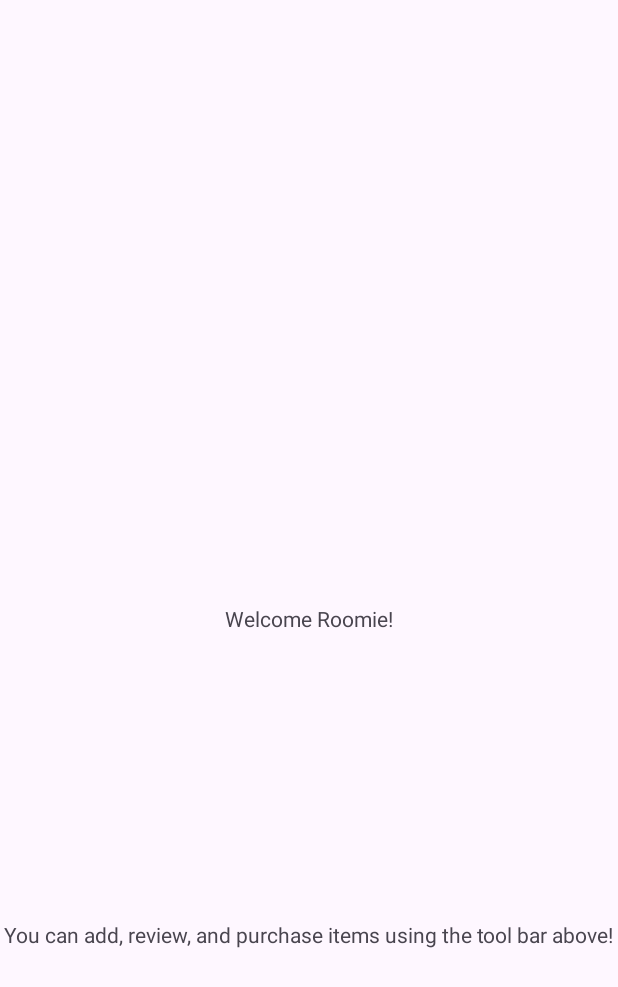
After one commit to joshbodunrin/RoomateShopping, an Android app: the fragment HomeScreenFragment shown on its own in the app's theme, on a phone screen of 412 x 824 dp. The commit adds this screen. Shown: the top 987 px of the screen. Run offline under Robolectric (Android 15) with nearby library versions, the phone set to English and light mode, and no system bars.

Commit message:
Worked on displaying items. ran into issues with adapting jobleads code. Also began adding a homescreen fragment.

```diff
--- /dev/null
+++ b/app/src/main/java/edu/uga/cs/roomateshopping/HomeScreenFragment.java
@@ -0,0 +1,64 @@
+package edu.uga.cs.roomateshopping;
+
+import android.os.Bundle;
+
+import androidx.fragment.app.Fragment;
+
+import android.view.LayoutInflater;
+import android.view.View;
+import android.view.ViewGroup;
+
+/**
+ * A simple {@link Fragment} subclass.
+ * Use the {@link HomeScreenFragment#newInstance} factory method to
+ * create an instance of this fragment.
+ */
+public class HomeScreenFragment extends Fragment {
+
+    // TODO: Rename parameter arguments, choose names that match
+    // the fragment initialization parameters, e.g. ARG_ITEM_NUMBER
+    private static final String ARG_PARAM1 = "param1";
+    private static final String ARG_PARAM2 = "param2";
+
+    // TODO: Rename and change types of parameters
+    private String mParam1;
+    private String mParam2;
+
+    public HomeScreenFragment() {
+        // Required empty public constructor
+    }
+
+    /**
+     * Use this factory method to create a new instance of
+     * this fragment using the provided parameters.
+     *
+     * @param param1 Parameter 1.
+     * @param param2 Parameter 2.
+     * @return A new instance of fragment HomeScreenFragment.
+     */
+    // TODO: Rename and change types and number of parameters
+    public static HomeScreenFragment newInstance(String param1, String param2) {
+        HomeScreenFragment fragment = new HomeScreenFragment();
+        Bundle args = new Bundle();
+        args.putString(ARG_PARAM1, param1);
+        args.putString(ARG_PARAM2, param2);
+        fragment.setArguments(args);
+        return fragment;
+    }
+
+    @Override
+    public void onCreate(Bundle savedInstanceState) {
+        super.onCreate(savedInstanceState);
+        if (getArguments() != null) {
+            mParam1 = getArguments().getString(ARG_PARAM1);
+            mParam2 = getArguments().getString(ARG_PARAM2);
+        }
+    }
+
+    @Override
+    public View onCreateView(LayoutInflater inflater, ViewGroup container,
+                             Bundle savedInstanceState) {
+        // Inflate the layout for this fragment
+        return inflater.inflate(R.layout.fragment_home_screen, container, false);
+    }
+}
--- a/app/src/main/java/edu/uga/cs/roomateshopping/MainActivity.java
+++ b/app/src/main/java/edu/uga/cs/roomateshopping/MainActivity.java
@@ -23,7 +23,7 @@ import java.util.List;
 
 public class MainActivity extends AppCompatActivity {
 
-    public static final String TAG = "RoomateShooping";
+    public static final String TAG = "RoommateShopping";
     private FirebaseAuth mAuth;
 
     @Override
--- /dev/null
+++ b/app/src/main/res/layout/fragment_home_screen.xml
@@ -0,0 +1,31 @@
+<?xml version="1.0" encoding="utf-8"?>
+<androidx.constraintlayout.widget.ConstraintLayout xmlns:android="http://schemas.android.com/apk/res/android"
+    xmlns:app="http://schemas.android.com/apk/res-auto"
+    xmlns:tools="http://schemas.android.com/tools"
+    android:id="@+id/constraintLayout"
+    android:layout_width="match_parent"
+    android:layout_height="match_parent"
+    tools:context=".HomeScreenFragment">
+
+    <!-- TODO: Update blank fragment layout -->
+    <TextView
+        android:id="@+id/textView3"
+        android:layout_width="wrap_content"
+        android:layout_height="wrap_content"
+        android:text="Welcome Roomie!"
+        app:layout_constraintBottom_toBottomOf="parent"
+        app:layout_constraintEnd_toEndOf="parent"
+        app:layout_constraintStart_toStartOf="parent"
+        app:layout_constraintTop_toTopOf="parent" />
+
+    <TextView
+        android:id="@+id/textView4"
+        android:layout_width="wrap_content"
+        android:layout_height="wrap_content"
+        android:text="You can add, review, and purchase items using the tool bar above!"
+        app:layout_constraintBottom_toBottomOf="parent"
+        app:layout_constraintEnd_toEndOf="parent"
+        app:layout_constraintStart_toStartOf="parent"
+        app:layout_constraintTop_toBottomOf="@+id/textView3" />
+
+</androidx.constraintlayout.widget.ConstraintLayout>
```
Also changed, not shown: app/src/main/java/edu/uga/cs/roomateshopping/ItemListRecyclerAdapter.java (+7 -0 lines), app/src/main/java/edu/uga/cs/roomateshopping/ReviewItems.java (+64 -7 lines), app/src/main/java/edu/uga/cs/roomateshopping/ShoppingActivity.java (+3 -6 lines), app/src/main/res/layout/fragment_review_items.xml (renamed from app/src/main/res/layout/activity_review_items.xml).
